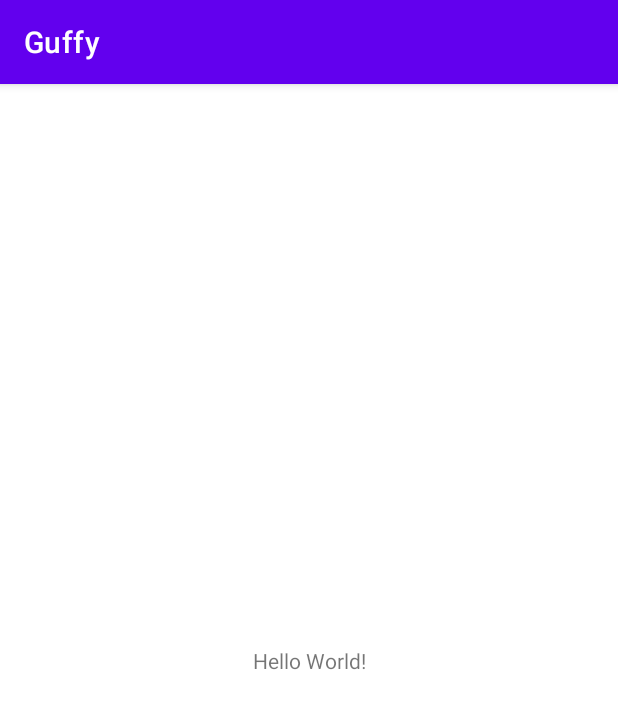
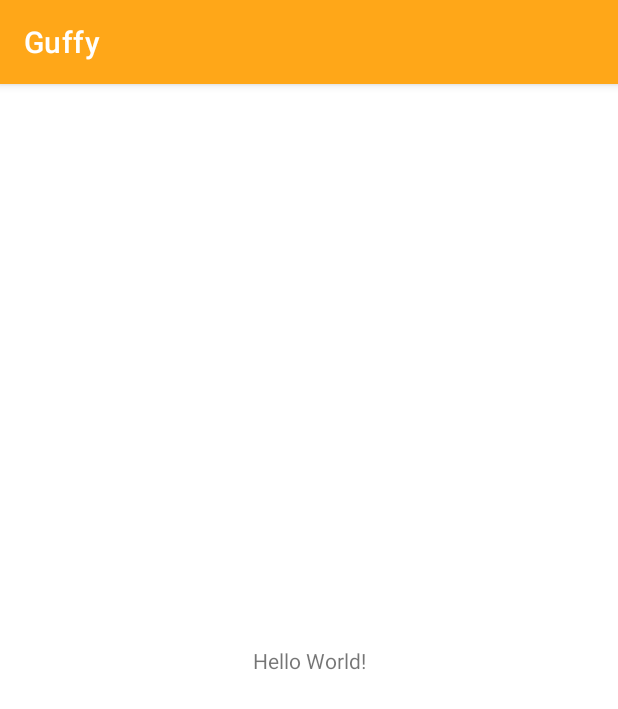
Before and after one commit to Jungeun-Park-kr/GUFFY, an Android app: the screen it shows after launch (MainActivity), on a phone screen of 412 x 824 dp. Shown: the top 709 px of the screen. Run offline under Robolectric (Android 15) with nearby library versions, the phone set to English and light mode, and no system bars.

Commit message:
[Add] Add colors

```diff
--- a/guffy/app/src/main/res/values/colors.xml
+++ b/guffy/app/src/main/res/values/colors.xml
@@ -7,4 +7,10 @@
     <color name="teal_700">#FF018786</color>
     <color name="black">#FF000000</color>
     <color name="white">#FFFFFFFF</color>
+
+    <color name="text_black">#333333</color>
+    <color name="orange">#ffa718</color>
+    <color name="grey">#e6e6e6</color>
+    <color name="dark_grey">#d6d6d6</color>
+    <color name="bright_grey">#fafafa</color>
 </resources>
--- a/guffy/app/src/main/res/values/themes.xml
+++ b/guffy/app/src/main/res/values/themes.xml
@@ -2,7 +2,7 @@
     <!-- Base application theme. -->
     <style name="Theme.Guffy" parent="Theme.MaterialComponents.DayNight.DarkActionBar">
         <!-- Primary brand color. -->
-        <item name="colorPrimary">@color/purple_500</item>
+        <item name="colorPrimary">@color/orange</item>
         <item name="colorPrimaryVariant">@color/purple_700</item>
         <item name="colorOnPrimary">@color/white</item>
         <!-- Secondary brand color. -->
```
